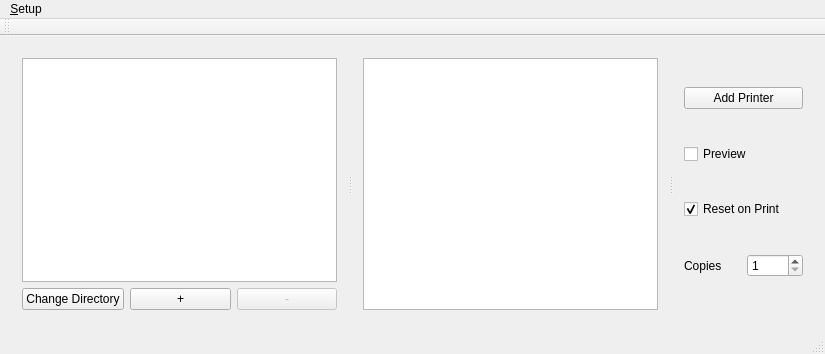
zaphodbe/SantaShip, file mainwindow.ui: the form before one commit.
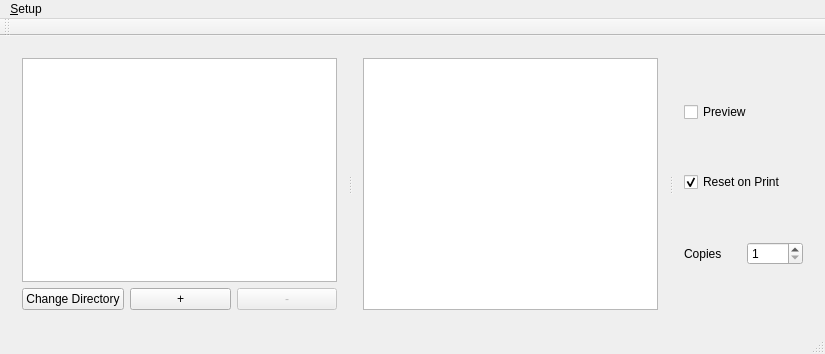
The form after the commit.

```diff
--- a/mainwindow.ui
+++ b/mainwindow.ui
@@ -99,13 +99,6 @@
       </widget>
       <widget class="QWidget" name="verticalLayoutWidget">
        <layout class="QVBoxLayout" name="verticalLayoutPrintButtons">
-        <item>
-         <widget class="QPushButton" name="pushButtonAddPrinter">
-          <property name="text">
-           <string>Add Printer</string>
-          </property>
-         </widget>
-        </item>
         <item>
          <widget class="QCheckBox" name="checkBoxPreview">
           <property name="text">
```
Left out of the diff: 38 changed lines with no effect on the pictures.
